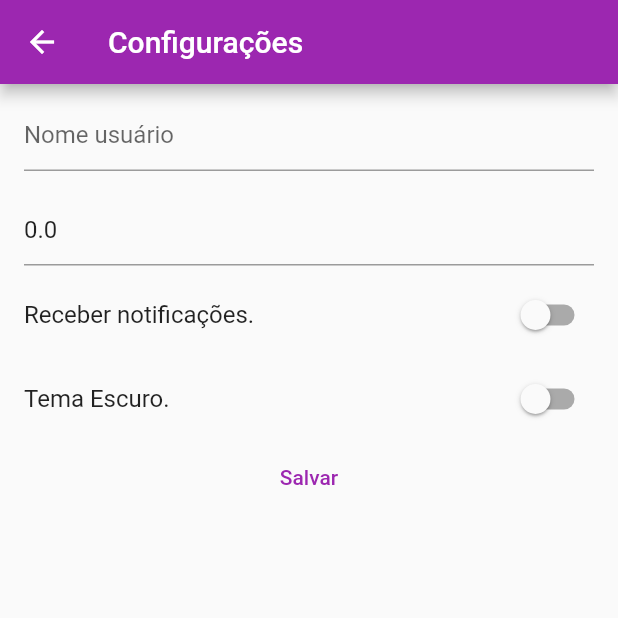
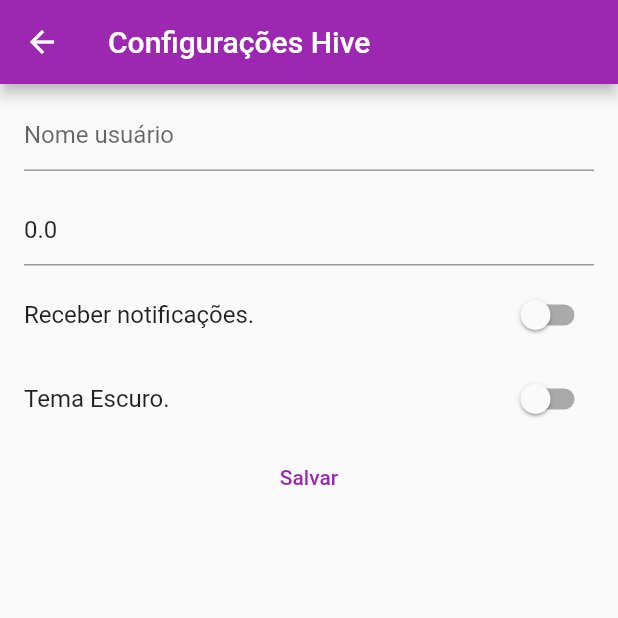
Before and after one commit to FabioPortella/trilhaapp-flutter, a Flutter app: the MainPage screen opened directly, in the side drawer, after a tap on "Configurações", on a phone screen of 412 x 824 dp, the top half of it. Run offline on Flutter 3.47's test engine with Material 2 defaults, Android fonts, the phone set to English and light mode, and no system bars; our stand-ins replace google_fonts, hive, shared_preferences; accounts and stored records are empty; network calls fail.

Commit message:
Aplicando Hive Puro com Uso de Model

```diff
--- /dev/null
+++ b/lib/pages/configuracoes/configuracoes_hive_page.dart
@@ -0,0 +1,118 @@
+// ignore_for_file: non_constant_identifier_names
+import 'package:flutter/material.dart';
+import 'package:trilhaapp/service/app_storage_service.dart';
+
+class ConfiguracoesHivePage extends StatefulWidget {
+  const ConfiguracoesHivePage({super.key});
+
+  @override
+  State<ConfiguracoesHivePage> createState() => _ConfiguracoesHivePageState();
+}
+
+class _ConfiguracoesHivePageState extends State<ConfiguracoesHivePage> {
+  TextEditingController nomeUsuarioController = TextEditingController();
+  TextEditingController alturaController = TextEditingController();
+  bool receberNotificacoes = false;
+  bool temaEscuro = false;
+  AppStorageService storage = AppStorageService();
+
+  @override
+  void initState() {
+    super.initState();
+    carregarDados();
+  }
+
+  carregarDados() async {
+    nomeUsuarioController.text = await storage.getConfiguracoesNomeUsuario();
+    alturaController.text = (await storage.getConfiguracoesAltura()).toString();
+    receberNotificacoes = await storage.getConfiguracoesReceberNotificacoes();
+    temaEscuro = await storage.getConfiguracoesTemaEscuro();
+    setState(() {});
+  }
+
+  @override
+  Widget build(BuildContext context) {
+    return SafeArea(
+        child: Scaffold(
+      appBar: AppBar(
+        title: const Text("Configurações Hive"),
+      ),
+      // ignore: avoid_unnecessary_containers
+      body: Container(
+        child: ListView(
+          children: [
+            Padding(
+              padding: const EdgeInsets.symmetric(horizontal: 16, vertical: 10),
+              child: TextField(
+                decoration: const InputDecoration(hintText: "Nome usuário"),
+                controller: nomeUsuarioController,
+              ),
+            ),
+            Padding(
+              padding: const EdgeInsets.symmetric(horizontal: 16, vertical: 5),
+              child: TextField(
+                keyboardType: TextInputType.number,
+                decoration: const InputDecoration(hintText: "Altura"),
+                controller: alturaController,
+              ),
+            ),
+            SwitchListTile(
+              title: const Text("Receber notificações."),
+              onChanged: (bool value) {
+                setState(() {
+                  receberNotificacoes = value;
+                });
+              },
+              value: receberNotificacoes,
+            ),
+            SwitchListTile(
+                title: const Text("Tema Escuro."),
+                value: temaEscuro,
+                onChanged: (bool value) {
+                  setState(() {
+                    temaEscuro = value;
+                  });
+                }),
+            TextButton(
+                onPressed: () async {
+                  FocusManager.instance.primaryFocus?.unfocus();
+                  try {
+                    await storage.setConfiguracoesAltura(
+                        double.parse(alturaController.text));
+                  } catch (e) {
+                    // ignore: use_build_context_synchronously
+                    showDialog(
+                        context: context,
+                        builder: (_) {
+                          return AlertDialog(
+                            title: const Text("Meu App"),
+                            content:
+                                const Text("Favor informar uma altura válida"),
+                            actions: [
+                              TextButton(
+                                  onPressed: () {
+                                    Navigator.pop(context);
+                                  },
+                                  child: const Text("Ok"))
+                            ],
+                          );
+                        });
+                    return;
+                  }
+                  await storage
+                      .setConfiguracoesNomeUsuario(nomeUsuarioController.text);
+                  await storage
+                      .setConfiguracoesReceberNotificacoes(receberNotificacoes);
+                  await storage.setConfiguracoesTemaEscuro(temaEscuro);
+                  Future.delayed(const Duration(seconds: 1), () {
+                    ScaffoldMessenger.of(context).showSnackBar(const SnackBar(
+                        content: Text("Seus dados foram salvos com sucesso.")));
+                  });
+                },
+                child: const Text("Salvar")),
+          ],
+        ),
+      ),
+    ));
+  }
+}
--- a/lib/pages/configuracoes_page.dart
+++ b/lib/pages/configuracoes/configuracoes_shared_preferences_page.dart
@@ -2,14 +2,16 @@
 import 'package:flutter/material.dart';
 import 'package:trilhaapp/service/app_storage_service.dart';
 
-class ConfiguracoesPage extends StatefulWidget {
-  const ConfiguracoesPage({super.key});
+class ConfiguracoesSharedPreferencesPage extends StatefulWidget {
+  const ConfiguracoesSharedPreferencesPage({super.key});
 
   @override
-  State<ConfiguracoesPage> createState() => _ConfiguracoesPageState();
+  State<ConfiguracoesSharedPreferencesPage> createState() =>
+      _ConfiguracoesSharedPreferencesPageState();
 }
 
-class _ConfiguracoesPageState extends State<ConfiguracoesPage> {
+class _ConfiguracoesSharedPreferencesPageState
+    extends State<ConfiguracoesSharedPreferencesPage> {
   TextEditingController nomeUsuarioController = TextEditingController();
   TextEditingController alturaController = TextEditingController();
   bool receberNotificacoes = false;
--- a/lib/pages/numeros_aleatorios/numeros_aleatorios_hive_page.dart
+++ b/lib/pages/numeros_aleatorios/numeros_aleatorios_hive_page.dart
@@ -3,7 +3,6 @@
 import 'dart:math';
 import 'package:flutter/material.dart';
 import 'package:hive/hive.dart';
-import 'package:trilhaapp/service/app_storage_service.dart';
 
 class NumerosAleatoriosHivenPage extends StatefulWidget {
   const NumerosAleatoriosHivenPage({super.key});
--- /dev/null
+++ b/lib/repositories/configuracoes_repository.dart
@@ -0,0 +1,19 @@
+import 'package:hive/hive.dart';
+
+class ConfiguracoesRepository {
+  static late Box box;
+
+  ConfiguracoesRepository._criar();
+
+  static Future<ConfiguracoesRepository> carregar() async {
+    if (Hive.isBoxOpen("configuracoes")) {
+      box = Hive.box('configuracoes');
+    } else {
+      box = await Hive.openBox('configuracoes');
+    }
+
+    return ConfiguracoesRepository._criar();
+  }
+
+
+}
--- a/lib/shared/widgets/custon_drawer.dart
+++ b/lib/shared/widgets/custon_drawer.dart
@@ -1,8 +1,7 @@
 import 'package:flutter/material.dart';
-import 'package:trilhaapp/pages/configuracoes_page.dart';
+import 'package:trilhaapp/pages/configuracoes/configuracoes_hive_page.dart';
 import 'package:trilhaapp/pages/dados_cadastrais.dart';
 import 'package:trilhaapp/pages/login_page.dart';
-//import 'package:trilhaapp/pages/numeros_aleatorios/numeros_aleatorio_shered_preferences_page.dart';
 import 'package:trilhaapp/pages/numeros_aleatorios/numeros_aleatorios_hive_page.dart';
 
 class CustonDrawer extends StatelessWidget {
@@ -145,7 +144,8 @@ class CustonDrawer extends StatelessWidget {
               Navigator.push(
                   context,
                   MaterialPageRoute(
-                      builder: (bc) => const ConfiguracoesPage()));
+                      builder: (bc) =>
+                          const ConfiguracoesHivePage()));
             },
           ),
           const Divider(),
@@ -171,8 +171,7 @@ class CustonDrawer extends StatelessWidget {
               Navigator.push(
                   context,
                   MaterialPageRoute(
-                      builder: (bc) =>
-                          const NumerosAleatoriosHivenPage()));
+                      builder: (bc) => const NumerosAleatoriosHivenPage()));
             },
           ),
           const Divider(),
```
Also changed, not shown: lib/model/configuracoes_model.dart (added, +42 -0 lines).
